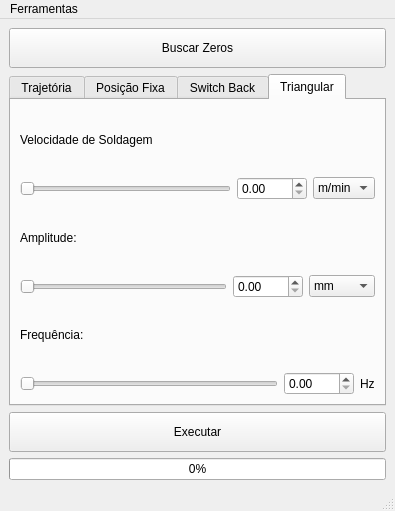
Before: the Qt Designer form Source/ui/mainwindow.ui in rafaelppires/weldway, drawn with Qt 5.
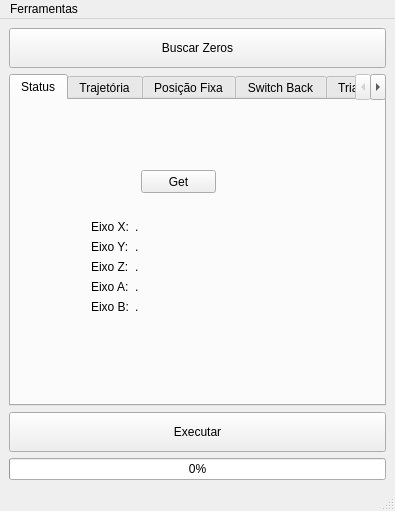
After: the same form once the commit is applied.

Patch:
```diff
--- a/Source/ui/mainwindow.ui
+++ b/Source/ui/mainwindow.ui
@@ -33,8 +33,108 @@
       <item>
        <widget class="QTabWidget" name="tabWidget">
         <property name="currentIndex">
-         <number>3</number>
+         <number>0</number>
         </property>
+        <widget class="QWidget" name="tab_5">
+         <attribute name="title">
+          <string>Status</string>
+         </attribute>
+         <widget class="QWidget" name="formLayoutWidget">
+          <property name="geometry">
+           <rect>
+            <x>80</x>
+            <y>120</y>
+            <width>160</width>
+            <height>101</height>
+           </rect>
+          </property>
+          <layout class="QFormLayout" name="formLayout">
+           <item row="0" column="0">
+            <widget class="QLabel" name="label_16">
+             <property name="text">
+              <string>Eixo X:</string>
+             </property>
+            </widget>
+           </item>
+           <item row="0" column="1">
+            <widget class="QLabel" name="xvalueLabel">
+             <property name="text">
+              <string>.</string>
+             </property>
+            </widget>
+           </item>
+           <item row="1" column="0">
+            <widget class="QLabel" name="label_17">
+             <property name="text">
+              <string>Eixo Y:</string>
+             </property>
+            </widget>
+           </item>
+           <item row="1" column="1">
+            <widget class="QLabel" name="yvalueLabel">
+             <property name="text">
+              <string>.</string>
+             </property>
+            </widget>
+           </item>
+           <item row="2" column="0">
+            <widget class="QLabel" name="label_18">
+             <property name="text">
+              <string>Eixo Z:</string>
+             </property>
+            </widget>
+           </item>
+           <item row="2" column="1">
+            <widget class="QLabel" name="zvalueLabel">
+             <property name="text">
+              <string>.</string>
+             </property>
+            </widget>
+           </item>
+           <item row="3" column="0">
+            <widget class="QLabel" name="label_19">
+             <property name="text">
+              <string>Eixo A:</string>
+             </property>
+            </widget>
+           </item>
+           <item row="3" column="1">
+            <widget class="QLabel" name="avalueLabel">
+             <property name="text">
+              <string>.</string>
+             </property>
+            </widget>
+           </item>
+           <item row="4" column="0">
+            <widget class="QLabel" name="label_20">
+             <property name="text">
+              <string>Eixo B:</string>
+             </property>
+            </widget>
+           </item>
+           <item row="4" column="1">
+            <widget class="QLabel" name="bvalueLabel">
+             <property name="text">
+              <string>.</string>
+             </property>
+            </widget>
+           </item>
+          </layout>
+         </widget>
+         <widget class="QPushButton" name="getValuesButton">
+          <property name="geometry">
+           <rect>
+            <x>130</x>
+            <y>70</y>
+            <width>75</width>
+            <height>23</height>
+           </rect>
+          </property>
+          <property name="text">
+           <string>Get</string>
+          </property>
+         </widget>
+        </widget>
         <widget class="QWidget" name="tab">
          <attribute name="title">
           <string>Trajetória</string>
```
